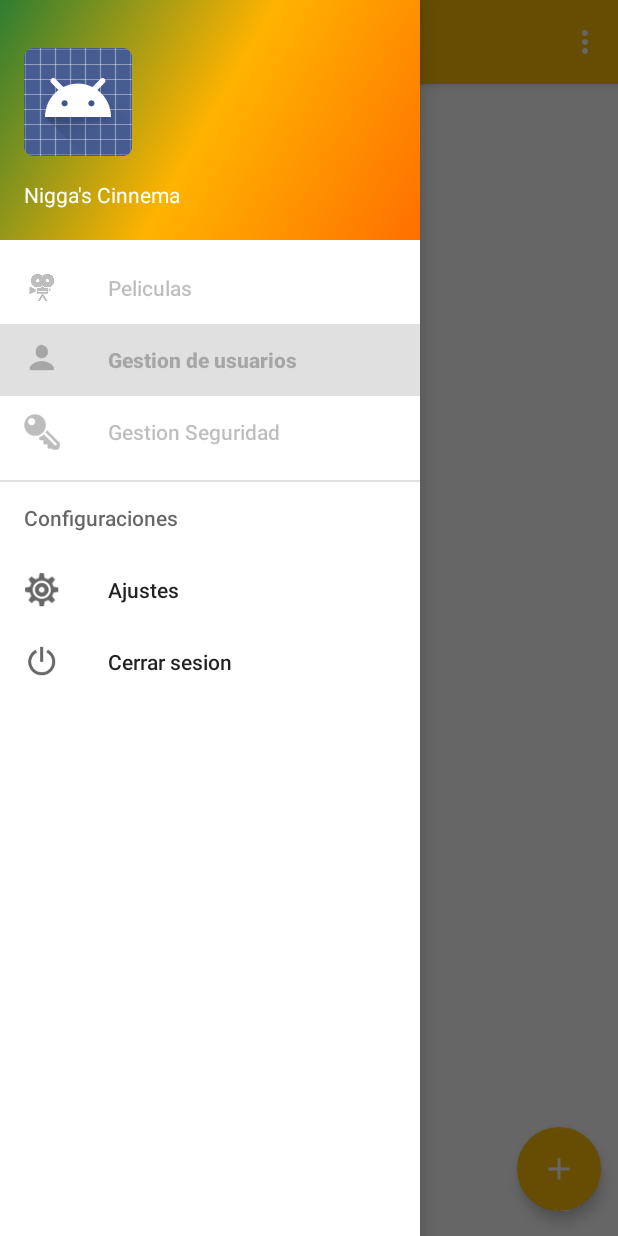
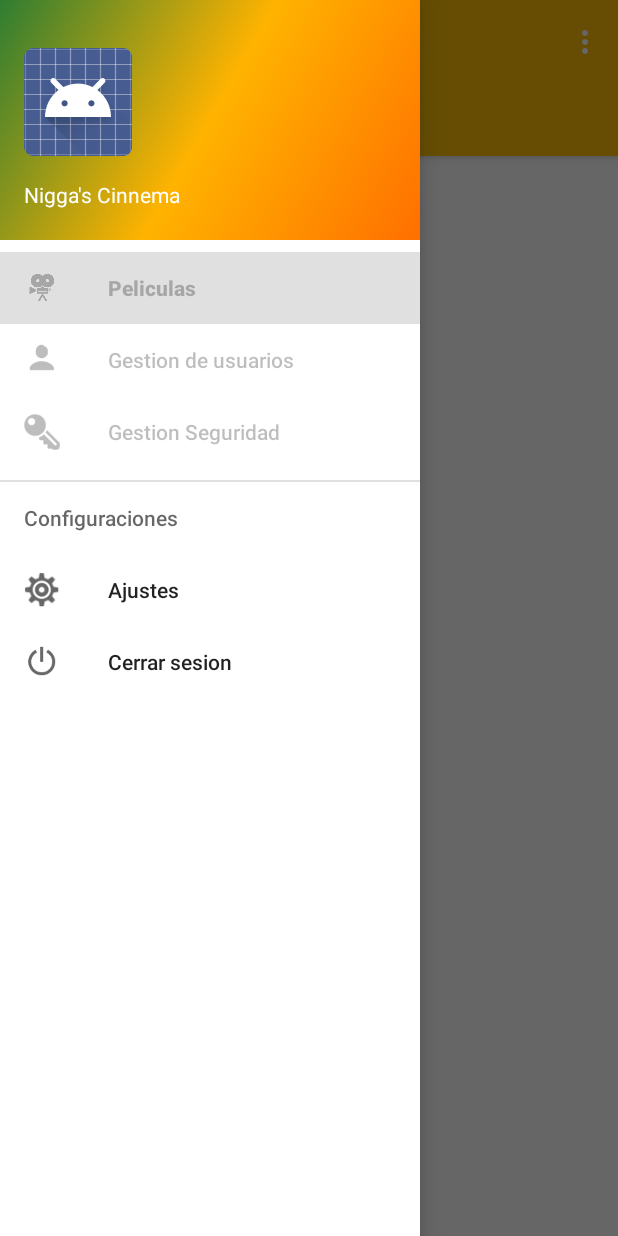
Before and after one commit to victorCB96/ProyectoSeguridad, an Android app: the MainActivity screen opened directly, with no data from a screen before it, with the side drawer open, on a phone screen of 412 x 824 dp. Run offline under Robolectric (Android 15) with nearby library versions, the phone set to English and light mode, and no system bars; libraries missing offline, so code that uses them is left out: com.readystatesoftware.sqliteasset; 9 statements that could not run were skipped.

Commit message:
combio del nombre de app y icono

```diff
--- a/app/src/main/AndroidManifest.xml
+++ b/app/src/main/AndroidManifest.xml
@@ -9,7 +9,7 @@
 
     <application
         android:allowBackup="true"
-        android:icon="@mipmap/ic_launcher"
+        android:icon="@mipmap/ic_app"
         android:label="@string/app_name"
         android:supportsRtl="true"
         android:theme="@style/AppTheme">
--- a/app/src/main/java/com/example/diego/proyectoseguridad/Vista/MainActivity.java
+++ b/app/src/main/java/com/example/diego/proyectoseguridad/Vista/MainActivity.java
@@ -73,7 +73,7 @@ public class MainActivity extends AppCompatActivity
         if (navigationView != null) {
             navigationView.setNavigationItemSelectedListener(this);
             View view = navigationView.getHeaderView(0);
-            seleccionarItem(navigationView.getMenu().getItem(1));
+            seleccionarItem(navigationView.getMenu().getItem(0));
 
             if (view != null) {
                 usuarioCorreo=(TextView) view.findViewById(R.id.usuarioCorreo);
--- a/app/src/main/res/values/strings.xml
+++ b/app/src/main/res/values/strings.xml
@@ -1,5 +1,5 @@
 <resources>
-    <string name="app_name">ProyectoSeguridad</string>
+    <string name="app_name">Nigga Cinnema</string>
 
     <!-- Strings related to login -->
     <string name="prompt_email">Email or Username</string>
```
Also changed, not shown: app/src/main/ic_app-web.png (added), app/src/main/res/mipmap-hdpi/ic_app.png (added), app/src/main/res/mipmap-mdpi/ic_app.png (added), app/src/main/res/mipmap-xhdpi/ic_app.png (added), app/src/main/res/mipmap-xxhdpi/ic_app.png (added), app/src/main/res/mipmap-xxxhdpi/ic_app.png (added).
